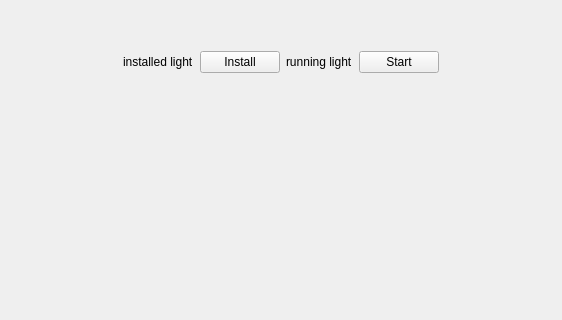
This is arches_lintels/ui/ui_mainwindow.ui in k-int/arches-lintels as Qt 5 draws it before an edit; both pictures show x 335 to 897 and y 0 to 320 of the 1000 by 600 pixel window. The edited form follows.
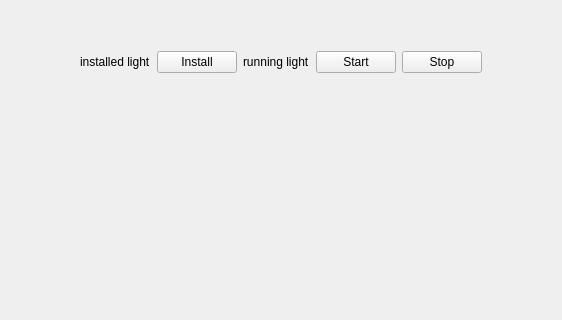
This is the edited form.

Commit message: Implement stop postgres button

Patch:
```diff
--- a/arches_lintels/ui/ui_mainwindow.ui
+++ b/arches_lintels/ui/ui_mainwindow.ui
@@ -282,6 +282,13 @@
                  </property>
                 </widget>
                </item>
+               <item>
+                <widget class="QPushButton" name="postgresStopButton">
+                 <property name="text">
+                  <string>Stop</string>
+                 </property>
+                </widget>
+               </item>
                <item>
                 <spacer name="horizontalSpacer_2">
                  <property name="orientation">
```
The commit also changes 2 other files.
